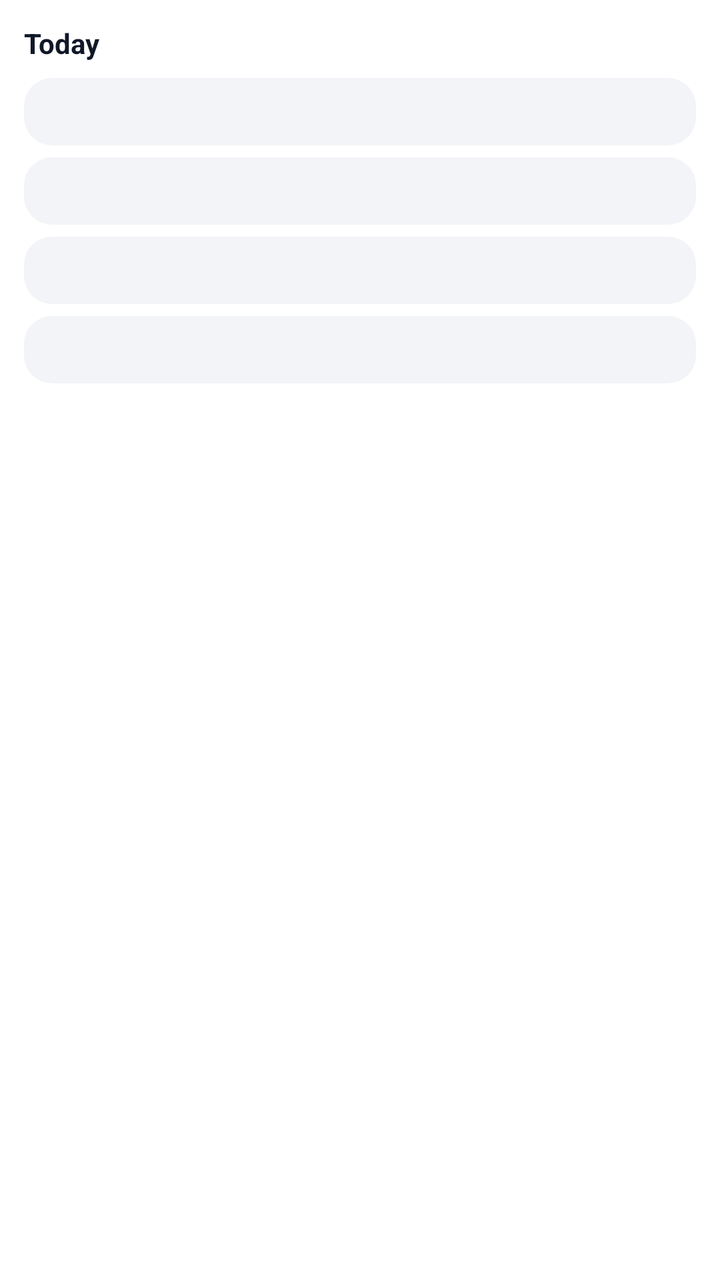
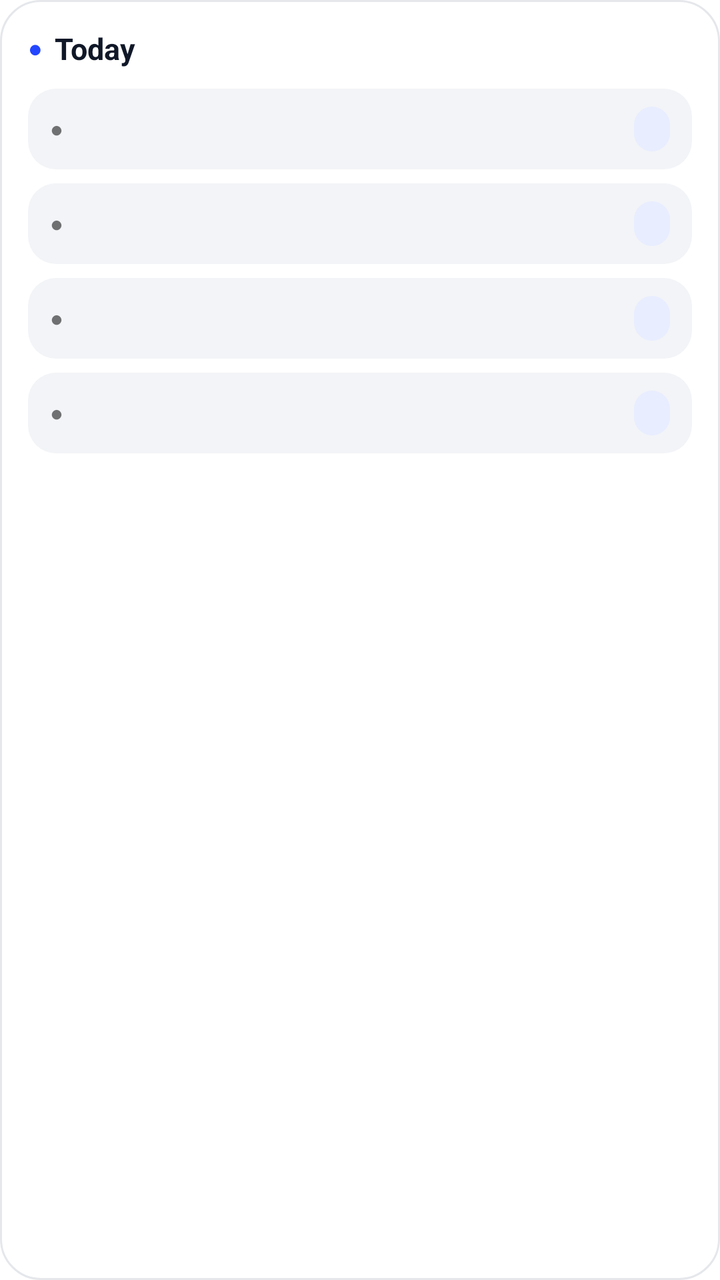

The first picture is an Android layout as it rendered before a commit; the second is the same layout after the commit. The layout source and the unified diff follow.
<!-- AndroidManifest.xml: application theme Theme.Pulse -->
<!-- res/layout/widget_checkin.xml -->
<?xml version="1.0" encoding="utf-8"?>
<LinearLayout xmlns:android="http://schemas.android.com/apk/res/android"
    android:id="@+id/widget_root"
    android:layout_width="match_parent"
    android:layout_height="match_parent"
    android:orientation="vertical"
    android:background="@drawable/widget_bg"
    android:padding="12dp">

    <LinearLayout
        android:layout_width="match_parent"
        android:layout_height="wrap_content"
        android:orientation="horizontal"
        android:gravity="center_vertical">

        <TextView
            android:id="@+id/widget_title"
            android:layout_width="0dp"
            android:layout_height="wrap_content"
            android:layout_weight="1"
            android:text="@string/widget_title"
            android:textColor="@color/widget_text_primary"
            android:textSize="14sp"
            android:textStyle="bold" />

        <TextView
            android:id="@+id/widget_summary"
            android:layout_width="wrap_content"
            android:layout_height="wrap_content"
            android:textColor="@color/widget_text_secondary"
            android:textSize="12sp" />
    </LinearLayout>

    <LinearLayout
        android:id="@+id/habit_rows"
        android:layout_width="match_parent"
        android:layout_height="wrap_content"
        android:layout_marginTop="8dp"
        android:orientation="vertical">

        <FrameLayout
            android:id="@+id/habit_row_1"
            android:layout_width="match_parent"
            android:layout_height="wrap_content"
            android:layout_marginBottom="6dp"
            android:background="@drawable/widget_row_bg"
            android:paddingHorizontal="10dp"
            android:paddingVertical="8dp">

            <LinearLayout
                android:layout_width="match_parent"
                android:layout_height="wrap_content"
                android:orientation="horizontal"
                android:gravity="center_vertical">

                <TextView
                    android:id="@+id/habit_name_1"
                    android:layout_width="0dp"
                    android:layout_height="wrap_content"
                    android:layout_weight="1"
                    android:ellipsize="end"
                    android:maxLines="1"
                    android:textColor="@color/widget_text_primary"
                    android:textSize="13sp" />

                <TextView
                    android:id="@+id/habit_progress_1"
                    android:layout_width="wrap_content"
                    android:layout_height="wrap_content"
                    android:textColor="@color/widget_accent"
                    android:textSize="12sp"
                    android:textStyle="bold" />
            </LinearLayout>
        </FrameLayout>

        <FrameLayout
            android:id="@+id/habit_row_2"
            android:layout_width="match_parent"
            android:layout_height="wrap_content"
            android:layout_marginBottom="6dp"
            android:background="@drawable/widget_row_bg"
            android:paddingHorizontal="10dp"
            android:paddingVertical="8dp">

            <LinearLayout
                android:layout_width="match_parent"
                android:layout_height="wrap_content"
                android:orientation="horizontal"
                android:gravity="center_vertical">

                <TextView
                    android:id="@+id/habit_name_2"
                    android:layout_width="0dp"
                    android:layout_height="wrap_content"
                    android:layout_weight="1"
                    android:ellipsize="end"
                    android:maxLines="1"
                    android:textColor="@color/widget_text_primary"
                    android:textSize="13sp" />

                <TextView
                    android:id="@+id/habit_progress_2"
                    android:layout_width="wrap_content"
                    android:layout_height="wrap_content"
                    android:textColor="@color/widget_accent"
                    android:textSize="12sp"
                    android:textStyle="bold" />
            </LinearLayout>
        </FrameLayout>

        <FrameLayout
            android:id="@+id/habit_row_3"
            android:layout_width="match_parent"
            android:layout_height="wrap_content"
            android:layout_marginBottom="6dp"
            android:background="@drawable/widget_row_bg"
            android:paddingHorizontal="10dp"
            android:paddingVertical="8dp">

            <LinearLayout
                android:layout_width="match_parent"
                android:layout_height="wrap_content"
                android:orientation="horizontal"
                android:gravity="center_vertical">

                <TextView
                    android:id="@+id/habit_name_3"
                    android:layout_width="0dp"
                    android:layout_height="wrap_content"
                    android:layout_weight="1"
                    android:ellipsize="end"
                    android:maxLines="1"
                    android:textColor="@color/widget_text_primary"
                    android:textSize="13sp" />

                <TextView
                    android:id="@+id/habit_progress_3"
                    android:layout_width="wrap_content"
                    android:layout_height="wrap_content"
                    android:textColor="@color/widget_accent"
                    android:textSize="12sp"
                    android:textStyle="bold" />
            </LinearLayout>
        </FrameLayout>

        <FrameLayout
            android:id="@+id/habit_row_4"
            android:layout_width="match_parent"
            android:layout_height="wrap_content"
            android:background="@drawable/widget_row_bg"
            android:paddingHorizontal="10dp"
            android:paddingVertical="8dp">

            <LinearLayout
                android:layout_width="match_parent"
                android:layout_height="wrap_content"
                android:orientation="horizontal"
                android:gravity="center_vertical">

                <TextView
                    android:id="@+id/habit_name_4"
                    android:layout_width="0dp"
                    android:layout_height="wrap_content"
                    android:layout_weight="1"
                    android:ellipsize="end"
                    android:maxLines="1"
                    android:textColor="@color/widget_text_primary"
                    android:textSize="13sp" />

                <TextView
                    android:id="@+id/habit_progress_4"
                    android:layout_width="wrap_content"
                    android:layout_height="wrap_content"
                    android:textColor="@color/widget_accent"
                    android:textSize="12sp"
                    android:textStyle="bold" />
            </LinearLayout>
        </FrameLayout>
    </LinearLayout>
</LinearLayout>
<!-- resources referenced by this layout -->
<resources>
  <color name="widget_accent">#2446FF</color>
  <color name="widget_text_primary">#101828</color>
  <color name="widget_text_secondary">#667085</color>
  <!-- drawable widget_bg (drawable) -->
  <?xml version="1.0" encoding="utf-8"?>
  <shape xmlns:android="http://schemas.android.com/apk/res/android"
      android:shape="rectangle">
      <solid android:color="#FFFFFF" />
      <corners android:radius="20dp" />
  </shape>
  <!-- drawable widget_row_bg (drawable) -->
  <?xml version="1.0" encoding="utf-8"?>
  <shape xmlns:android="http://schemas.android.com/apk/res/android"
      android:shape="rectangle">
      <solid android:color="#F2F4F7" />
      <corners android:radius="14dp" />
  </shape>
  <string name="widget_title">Today</string>
  <style name="Theme.Pulse" parent="Theme.MaterialComponents.DayNight.NoActionBar">
          <item name="android:statusBarColor">@android:color/transparent</item>
          <item name="android:windowLightStatusBar" tools:targetApi="23">true</item>
          <item name="android:navigationBarColor">@android:color/transparent</item>
      </style>
</resources>

<!-- the commit's change to res/layout/widget_checkin.xml (unified diff, before → after) -->
@@ -5,7 +5,7 @@
     android:layout_height="match_parent"
     android:orientation="vertical"
     android:background="@drawable/widget_bg"
-    android:padding="12dp">
+    android:padding="14dp">
 
     <LinearLayout
         android:layout_width="match_parent"
@@ -14,13 +14,22 @@
         android:gravity="center_vertical">
 
         <TextView
+            android:id="@+id/widget_accent_dot"
+            android:layout_width="wrap_content"
+            android:layout_height="wrap_content"
+            android:layout_marginEnd="6dp"
+            android:text="\u25CF"
+            android:textColor="@color/widget_accent"
+            android:textSize="12sp" />
+
+        <TextView
             android:id="@+id/widget_title"
             android:layout_width="0dp"
             android:layout_height="wrap_content"
             android:layout_weight="1"
             android:text="@string/widget_title"
             android:textColor="@color/widget_text_primary"
-            android:textSize="14sp"
+            android:textSize="15sp"
             android:textStyle="bold" />
 
         <TextView
@@ -35,23 +44,31 @@
         android:id="@+id/habit_rows"
         android:layout_width="match_parent"
         android:layout_height="wrap_content"
-        android:layout_marginTop="8dp"
+        android:layout_marginTop="10dp"
         android:orientation="vertical">
 
         <FrameLayout
             android:id="@+id/habit_row_1"
             android:layout_width="match_parent"
             android:layout_height="wrap_content"
-            android:layout_marginBottom="6dp"
-            android:background="@drawable/widget_row_bg"
-            android:paddingHorizontal="10dp"
-            android:paddingVertical="8dp">
-
-            <LinearLayout
-                android:layout_width="match_parent"
-                android:layout_height="wrap_content"
-                android:orientation="horizontal"
-                android:gravity="center_vertical">
+            android:layout_marginBottom="7dp"
+            android:background="@drawable/widget_row_bg"
+            android:paddingHorizontal="11dp"
+            android:paddingVertical="9dp">
+
+            <LinearLayout
+                android:layout_width="match_parent"
+                android:layout_height="wrap_content"
+                android:orientation="horizontal"
+                android:gravity="center_vertical">
+
+                <TextView
+                    android:id="@+id/habit_dot_1"
+                    android:layout_width="wrap_content"
+                    android:layout_height="wrap_content"
+                    android:layout_marginEnd="7dp"
+                    android:text="\u25CF"
+                    android:textSize="11sp" />
 
                 <TextView
                     android:id="@+id/habit_name_1"
@@ -67,6 +84,10 @@
                     android:id="@+id/habit_progress_1"
                     android:layout_width="wrap_content"
                     android:layout_height="wrap_content"
+                    android:layout_marginStart="8dp"
+                    android:background="@drawable/widget_pill"
+                    android:paddingHorizontal="9dp"
+                    android:paddingVertical="3dp"
                     android:textColor="@color/widget_accent"
                     android:textSize="12sp"
                     android:textStyle="bold" />
@@ -77,16 +98,24 @@
             android:id="@+id/habit_row_2"
             android:layout_width="match_parent"
             android:layout_height="wrap_content"
-            android:layout_marginBottom="6dp"
-            android:background="@drawable/widget_row_bg"
-            android:paddingHorizontal="10dp"
-            android:paddingVertical="8dp">
-
-            <LinearLayout
-                android:layout_width="match_parent"
-                android:layout_height="wrap_content"
-                android:orientation="horizontal"
-                android:gravity="center_vertical">
+            android:layout_marginBottom="7dp"
+            android:background="@drawable/widget_row_bg"
+            android:paddingHorizontal="11dp"
+            android:paddingVertical="9dp">
+
+            <LinearLayout
+                android:layout_width="match_parent"
+                android:layout_height="wrap_content"
+                android:orientation="horizontal"
+                android:gravity="center_vertical">
+
+                <TextView
+                    android:id="@+id/habit_dot_2"
+                    android:layout_width="wrap_content"
+                    android:layout_height="wrap_content"
+                    android:layout_marginEnd="7dp"
+                    android:text="\u25CF"
+                    android:textSize="11sp" />
 
                 <TextView
                     android:id="@+id/habit_name_2"
@@ -102,6 +131,10 @@
                     android:id="@+id/habit_progress_2"
                     android:layout_width="wrap_content"
                     android:layout_height="wrap_content"
+                    android:layout_marginStart="8dp"
+                    android:background="@drawable/widget_pill"
+                    android:paddingHorizontal="9dp"
+                    android:paddingVertical="3dp"
                     android:textColor="@color/widget_accent"
                     android:textSize="12sp"
                     android:textStyle="bold" />
@@ -112,16 +145,24 @@
             android:id="@+id/habit_row_3"
             android:layout_width="match_parent"
             android:layout_height="wrap_content"
-            android:layout_marginBottom="6dp"
-            android:background="@drawable/widget_row_bg"
-            android:paddingHorizontal="10dp"
-            android:paddingVertical="8dp">
-
-            <LinearLayout
-                android:layout_width="match_parent"
-                android:layout_height="wrap_content"
-                android:orientation="horizontal"
-                android:gravity="center_vertical">
+            android:layout_marginBottom="7dp"
+            android:background="@drawable/widget_row_bg"
+            android:paddingHorizontal="11dp"
+            android:paddingVertical="9dp">
+
+            <LinearLayout
+                android:layout_width="match_parent"
+                android:layout_height="wrap_content"
+                android:orientation="horizontal"
+                android:gravity="center_vertical">
+
+                <TextView
+                    android:id="@+id/habit_dot_3"
+                    android:layout_width="wrap_content"
+                    android:layout_height="wrap_content"
+                    android:layout_marginEnd="7dp"
+                    android:text="\u25CF"
+                    android:textSize="11sp" />
 
                 <TextView
                     android:id="@+id/habit_name_3"
@@ -137,6 +178,10 @@
                     android:id="@+id/habit_progress_3"
                     android:layout_width="wrap_content"
                     android:layout_height="wrap_content"
+                    android:layout_marginStart="8dp"
+                    android:background="@drawable/widget_pill"
+                    android:paddingHorizontal="9dp"
+                    android:paddingVertical="3dp"
                     android:textColor="@color/widget_accent"
                     android:textSize="12sp"
                     android:textStyle="bold" />
@@ -148,14 +193,22 @@
             android:layout_width="match_parent"
             android:layout_height="wrap_content"
             android:background="@drawable/widget_row_bg"
-            android:paddingHorizontal="10dp"
-            android:paddingVertical="8dp">
-
-            <LinearLayout
-                android:layout_width="match_parent"
-                android:layout_height="wrap_content"
-                android:orientation="horizontal"
-                android:gravity="center_vertical">
+            android:paddingHorizontal="11dp"
+            android:paddingVertical="9dp">
+
+            <LinearLayout
+                android:layout_width="match_parent"
+                android:layout_height="wrap_content"
+                android:orientation="horizontal"
+                android:gravity="center_vertical">
+
+                <TextView
+                    android:id="@+id/habit_dot_4"
+                    android:layout_width="wrap_content"
+                    android:layout_height="wrap_content"
+                    android:layout_marginEnd="7dp"
+                    android:text="\u25CF"
+                    android:textSize="11sp" />
 
                 <TextView
                     android:id="@+id/habit_name_4"
@@ -171,6 +224,10 @@
                     android:id="@+id/habit_progress_4"
                     android:layout_width="wrap_content"
                     android:layout_height="wrap_content"
+                    android:layout_marginStart="8dp"
+                    android:background="@drawable/widget_pill"
+                    android:paddingHorizontal="9dp"
+                    android:paddingVertical="3dp"
                     android:textColor="@color/widget_accent"
                     android:textSize="12sp"
                     android:textStyle="bold" />
<!-- resource entries referenced after the edit -->
@@ -8,7 +8,17 @@
   <shape xmlns:android="http://schemas.android.com/apk/res/android"
       android:shape="rectangle">
       <solid android:color="#FFFFFF" />
+      <stroke
+          android:width="1dp"
+          android:color="#E5E7EB" />
       <corners android:radius="20dp" />
+  </shape>
+  <!-- drawable widget_pill (drawable) -->
+  <?xml version="1.0" encoding="utf-8"?>
+  <shape xmlns:android="http://schemas.android.com/apk/res/android"
+      android:shape="rectangle">
+      <solid android:color="@color/widget_pill_bg" />
+      <corners android:radius="999dp" />
   </shape>
   <!-- drawable widget_row_bg (drawable) -->
   <?xml version="1.0" encoding="utf-8"?>
@@ -23,5 +33,6 @@
           <item name="android:windowLightStatusBar" tools:targetApi="23">true</item>
           <item name="android:navigationBarColor">@android:color/transparent</item>
       </style>
+  <color name="widget_pill_bg">#E8EDFF</color>
 </resources>
 
